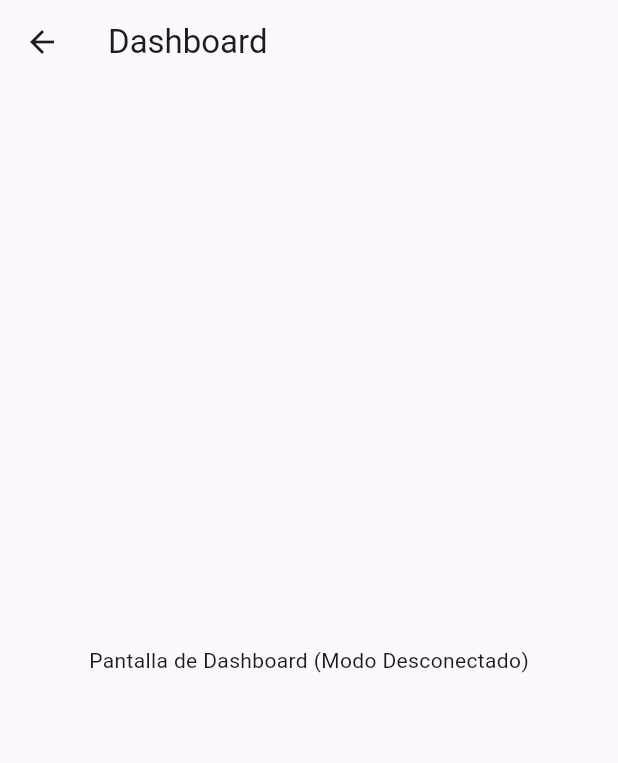
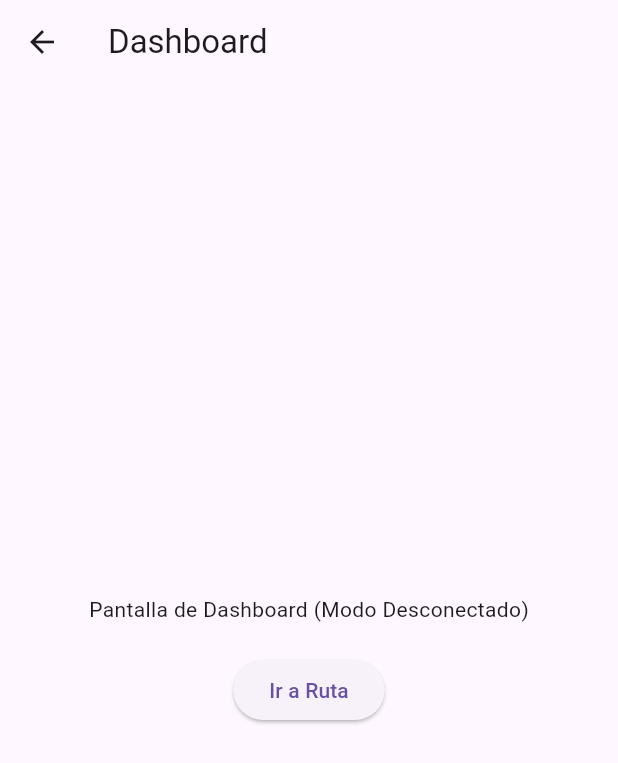
Before and after one commit to PreguntadosMoviles/TarataApp, a Flutter app: the DashboardScreen screen opened directly, on a phone screen of 412 x 824 dp. Shown: the top 763 px of the screen. Run offline on Flutter 3.47's test engine with Material 3 defaults, Android fonts, the phone set to English and light mode, and no system bars; our stand-ins replace google_maps_flutter, video_player; missing offline and left inert: flutter_polyline_points.

Commit message:
boton para ver la ruta (provisional)

```diff
--- a/lib/dashboard.dart
+++ b/lib/dashboard.dart
@@ -1,4 +1,5 @@
 import 'package:flutter/material.dart';
+import 'ruta.dart'; // Asegúrate de importar ruta.dart
 
 class DashboardScreen extends StatelessWidget {
   @override
@@ -8,7 +9,23 @@ class DashboardScreen extends StatelessWidget {
         title: Text('Dashboard'),
       ),
       body: Center(
-        child: Text('Pantalla de Dashboard (Modo Desconectado)'),
+        child: Column(
+          mainAxisAlignment: MainAxisAlignment.center,
+          children: [
+            Text('Pantalla de Dashboard (Modo Desconectado)'),
+            SizedBox(height: 20), // Espacio entre el texto y el botón
+            ElevatedButton(
+              onPressed: () {
+                // Navegar a la pantalla definida en ruta.dart
+                Navigator.push(
+                  context,
+                  MaterialPageRoute(builder: (context) => RutaScreen()), // Asegúrate de que RutaScreen esté definido en ruta.dart
+                );
+              },
+              child: Text('Ir a Ruta'),
+            ),
+          ],
+        ),
       ),
     );
   }
--- a/pubspec.yaml
+++ b/pubspec.yaml
@@ -25,3 +25,4 @@ flutter:
 
   assets:
     - assets/images/
+    - assets/videos/
```
